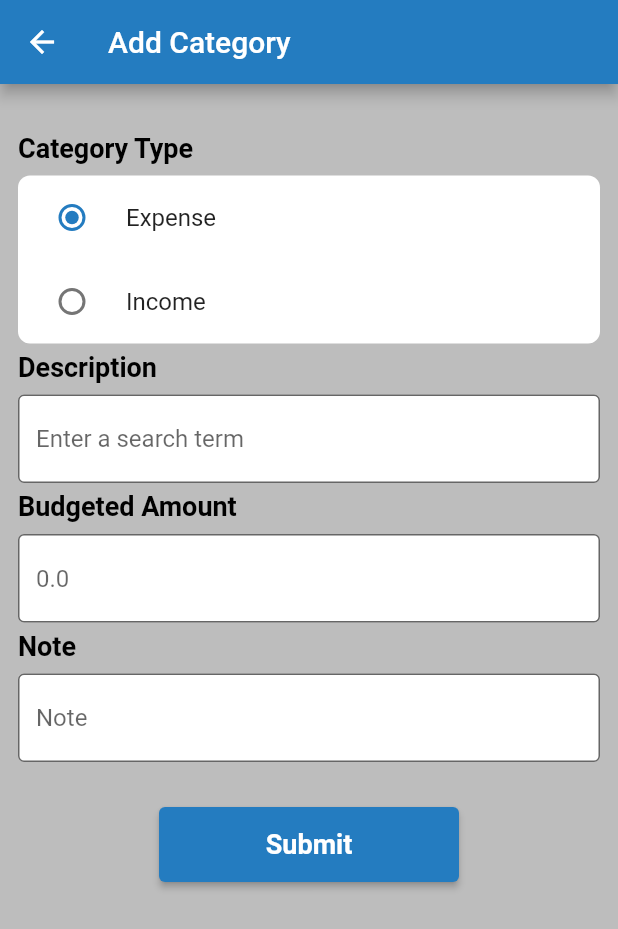
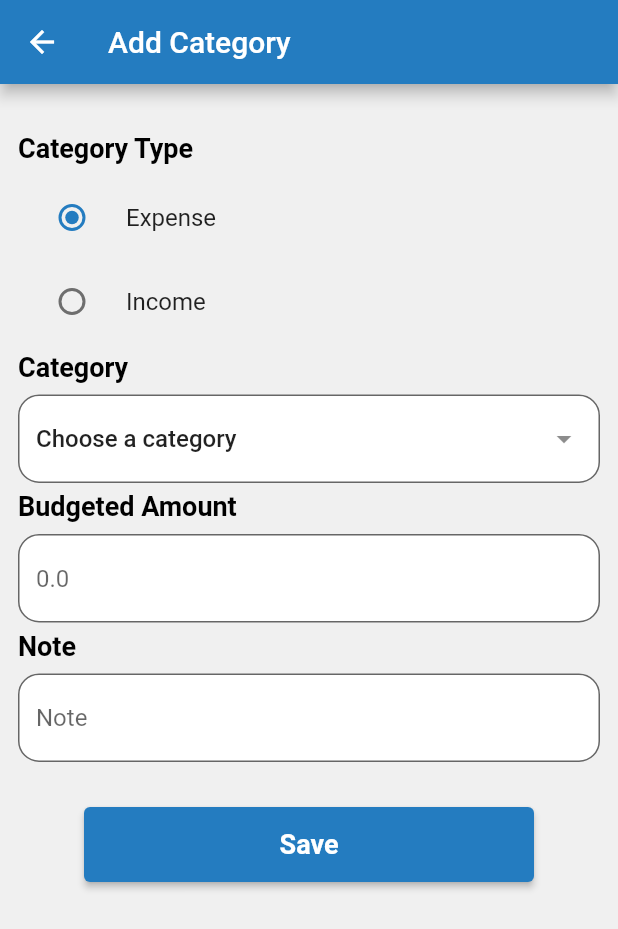
Before and after one commit to ain-py/hackjmi, a Flutter app: the AddCategory screen opened directly, on a phone screen of 412 x 824 dp. Shown: the top 929 px of the screen. Run offline on Flutter 3.47's test engine with Material 2 defaults, Android fonts, the phone set to English and light mode, and no system bars; drawn by our look-alikes of dropdown_search; our stand-ins replace bottom_navy_bar, font_awesome_flutter, pie_chart.

```diff
--- a/lib/main.dart
+++ b/lib/main.dart
@@ -1,6 +1,7 @@
 import 'dart:developer';
 
 import 'package:app/provider/main_provider.dart';
+import 'package:app/screens/add_category.dart';
 import 'package:app/screens/home_page.dart';
 import 'package:app/utils/colors.dart';
 import 'package:flutter/material.dart';
--- a/lib/models/expense_model.dart
+++ b/lib/models/expense_model.dart
@@ -7,8 +7,7 @@ import 'dart:convert';
 ExpenseData expenseDataFromJson(String str) =>
     ExpenseData.fromJson(json.decode(str));
 
-String expenseDataToJson(ExpenseData data) => json.encode(data
-    .toJson()); // ExpenseData this should contain list of all the expenses :)
+String expenseDataToJson(ExpenseData data) => json.encode(data.toJson());
 
 class ExpenseData {
   ExpenseData({
@@ -32,18 +31,21 @@ class Expense {
     required this.desc,
     required this.amount,
     required this.note,
+    required this.type,
     required this.date,
   });
 
   String desc;
-  int amount;
+  double amount;
   String note;
-  dynamic date;
+  String type;
+  int date;
 
   factory Expense.fromJson(Map<String, dynamic> json) => Expense(
         desc: json["desc"],
-        amount: json["amount"],
+        amount: json["amount"]?.toDouble(),
         note: json["note"],
+        type: json["type"],
         date: json["date"],
       );
 
@@ -51,6 +53,7 @@ class Expense {
         "desc": desc,
         "amount": amount,
         "note": note,
+        "type": type,
         "date": date,
       };
 }
--- a/lib/screens/add_category.dart
+++ b/lib/screens/add_category.dart
@@ -1,7 +1,10 @@
+import 'package:app/utils/colors.dart';
+import 'package:dropdown_search/dropdown_search.dart';
 import 'package:flutter/material.dart';
 import 'package:flutter/src/widgets/framework.dart';
 import 'package:flutter/src/widgets/placeholder.dart';
 import 'package:flutter/services.dart';
+import 'package:font_awesome_flutter/font_awesome_flutter.dart';
 
 class AddCategory extends StatefulWidget {
   const AddCategory({super.key});
@@ -12,11 +15,36 @@ class AddCategory extends StatefulWidget {
 
 class _AddCategoryState extends State<AddCategory> {
   bool? _value = false;
-  String gender = "male";
+  String type = "expense";
+  String _selectedType = '';
+  Widget _customDropDownAddress(BuildContext context, String? item) {
+    return Text(
+      item ?? 'Choose a category',
+      style: Theme.of(context).textTheme.titleLarge!.copyWith(fontSize: 16),
+    );
+  }
+
+  Widget _style1(BuildContext context, String? item, bool isSelected) {
+    return Column(
+      children: [
+        ListTile(
+          title: Text(
+            item ?? '',
+            style:
+                Theme.of(context).textTheme.titleLarge!.copyWith(fontSize: 16),
+          ),
+        ),
+        Divider(
+          thickness: 1,
+        ),
+      ],
+    );
+  }
+
   @override
   Widget build(BuildContext context) {
     return Scaffold(
-      backgroundColor: Colors.grey[400],
+      backgroundColor: colors.gray,
       appBar: AppBar(
         title: Text('Add Category'),
       ),
@@ -43,7 +71,6 @@ class _AddCategoryState extends State<AddCategory> {
                 width: double.infinity,
                 decoration: BoxDecoration(
                   borderRadius: BorderRadius.circular(8),
-                  color: Colors.white,
                 ),
                 // padding: EdgeInsets.all(8),
                 // margin: EdgeInsets.all(8),
@@ -51,21 +78,21 @@ class _AddCategoryState extends State<AddCategory> {
                   children: [
                     RadioListTile(
                       title: Text("Expense"),
-                      value: "male",
-                      groupValue: gender,
+                      value: "expense",
+                      groupValue: type,
                       onChanged: (value) {
                         setState(() {
-                          gender = value.toString();
+                          type = value.toString();
                         });
                       },
                     ),
                     RadioListTile(
                       title: Text("Income"),
-                      value: "female",
-                      groupValue: gender,
+                      value: "income",
+                      groupValue: type,
                       onChanged: (value) {
                         setState(() {
-                          gender = value.toString();
+                          type = value.toString();
                         });
                       },
                     ),
@@ -75,22 +102,28 @@ class _AddCategoryState extends State<AddCategory> {
               SizedBox(
                 height: 5,
               ),
-              Text(
-                "Description",
-                style: TextStyle(
-                    color: Colors.black,
-                    fontSize: 18,
-                    fontWeight: FontWeight.bold),
-              ),
+              NewWidget(),
               SizedBox(
                 height: 8,
               ),
-              TextField(
-                decoration: InputDecoration(
-                  border: OutlineInputBorder(),
-                  hintText: 'Enter a search term',
-                  filled: true,
-                  fillColor: Colors.white,
+              DropdownSearch<String>(
+                items: ['Food & Drinks', 'Shoping'],
+                onChanged: (value) {
+                  _selectedType = value!;
+                  print(_selectedType);
+                },
+                dropdownBuilder: _customDropDownAddress,
+                //   selectedItem: _selectedType,
+                popupProps: PopupProps.menu(
+                  itemBuilder: _style1,
+                  showSelectedItems: true,
+                ),
+                dropdownDecoratorProps: DropDownDecoratorProps(
+                  dropdownSearchDecoration: InputDecoration(
+                      border: OutlineInputBorder(
+                          borderRadius: BorderRadius.circular(14)),
+                      fillColor: Colors.white,
+                      filled: true),
                 ),
               ),
               SizedBox(
@@ -110,7 +143,8 @@ class _AddCategoryState extends State<AddCategory> {
                 keyboardType: TextInputType.number,
                 inputFormatters: [FilteringTextInputFormatter.digitsOnly],
                 decoration: InputDecoration(
-                  border: OutlineInputBorder(),
+                  border: OutlineInputBorder(
+                      borderRadius: BorderRadius.circular(14)),
                   hintText: '0.0',
                   filled: true,
                   fillColor: Colors.white,
@@ -131,7 +165,8 @@ class _AddCategoryState extends State<AddCategory> {
               ),
               TextField(
                 decoration: InputDecoration(
-                  border: OutlineInputBorder(),
+                  border: OutlineInputBorder(
+                      borderRadius: BorderRadius.circular(14)),
                   hintText: 'Note',
                   filled: true,
                   fillColor: Colors.white,
@@ -142,10 +177,10 @@ class _AddCategoryState extends State<AddCategory> {
               ),
               Center(
                 child: SizedBox(
-                  width: 200,
+                  width: 300,
                   height: 50,
                   child: ElevatedButton(
-                    child: Text('Submit',
+                    child: Text('Save',
                         style: TextStyle(
                             fontSize: 18, fontWeight: FontWeight.bold)),
                     onPressed: () {
@@ -161,3 +196,18 @@ class _AddCategoryState extends State<AddCategory> {
     );
   }
 }
+
+class NewWidget extends StatelessWidget {
+  const NewWidget({
+    super.key,
+  });
+
+  @override
+  Widget build(BuildContext context) {
+    return Text(
+      "Category",
+      style: TextStyle(
+          color: Colors.black, fontSize: 18, fontWeight: FontWeight.bold),
+    );
+  }
+}
--- /dev/null
+++ b/lib/screens/reuse.dart
@@ -0,0 +1 @@
+class ReUse {}
--- a/pubspec.yaml
+++ b/pubspec.yaml
@@ -40,6 +40,8 @@ dependencies:
   pie_chart: ^5.3.2
   provider: ^6.0.5
   shared_preferences: ^2.0.17
+  font_awesome_flutter: ^10.3.0
+  dropdown_search: ^5.0.5
 
 dev_dependencies:
   flutter_test:
```
Also changed, not shown: assets/test.json (+35 -5 lines), lib/provider/main_provider.dart (+36 -1 lines), lib/screens/home_page.dart (+27 -29 lines), lib/utils/app_constant.dart (added, +29 -0 lines), pubspec.lock.
